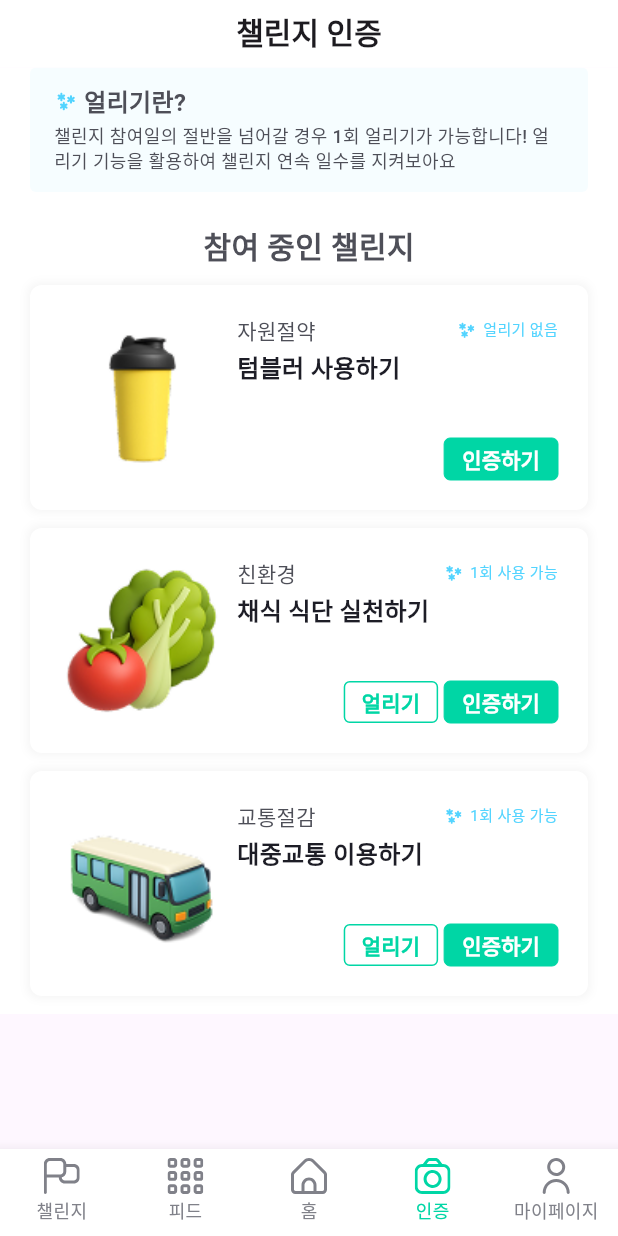
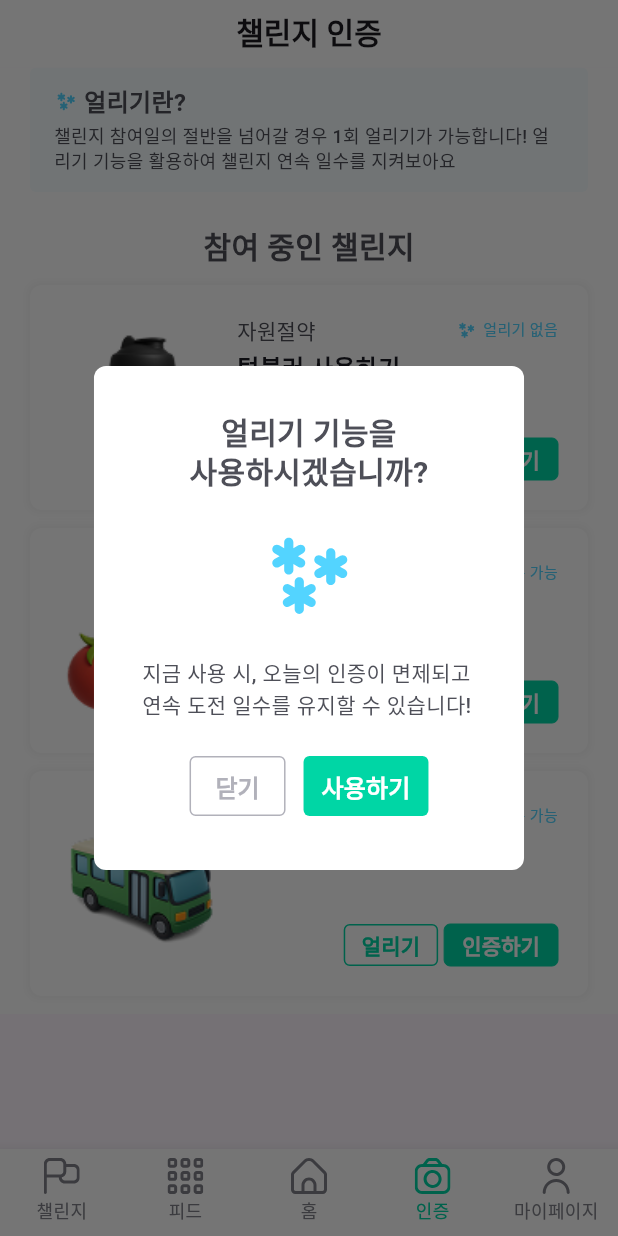
Before and after one commit to GDSC-DGU/2025-APAC-SolutionChallenge-Greenap, a Flutter app: the screen it shows after launch, item 4 of the bottom bar chosen, after a tap on "얼리기", on a phone screen of 412 x 824 dp. Run offline on Flutter 3.47's test engine with Material 3 defaults, Android fonts, the phone set to English and light mode, and no system bars; our stand-ins replace flutter_svg, get; Roboto replaces fonts that are missing (Pretendard); project files that could hold a hidden picture were left out.

Commit message:
✨ feat: 얼리기 기능 사용하기 팝업 추가

```diff
--- a/client/lib/views/verification/widgets/challenge_verification_card.dart
+++ b/client/lib/views/verification/widgets/challenge_verification_card.dart
@@ -7,6 +7,7 @@ import 'package:greenap/domain/models/my_challenge.dart';
 import 'package:flutter_svg/flutter_svg.dart';
 import 'package:greenap/views_model/verification/verification_view_model.dart';
 import 'package:greenap/widgets/common/common_button.dart';
+import 'use_ice_popup.dart';
 
 class ChallengeVerificationCard extends StatelessWidget {
   final MyChallengeModel challenge;
@@ -99,7 +100,22 @@ class ChallengeVerificationCard extends StatelessWidget {
                         challenge.iceCount > 0
                             ? CommonButton.outlined(
                               text: "얼리기",
-                              onPressed: () {},
+                              onPressed: () {
+                                showDialog(
+                                  context: context,
+                                  barrierDismissible: false,
+                                  builder:
+                                      (_) => UseIcePopup(
+                                        onClose: () {
+                                          Navigator.pop(context);
+                                        },
+                                        onUse: () {
+                                          // 얼리기 사용 로직
+                                          Navigator.pop(context);
+                                        },
+                                      ),
+                                );
+                              },
                             )
                             : const SizedBox.shrink(),
                         const SizedBox(width: 4),
--- /dev/null
+++ b/client/lib/views/verification/widgets/use_ice_popup.dart
@@ -0,0 +1,48 @@
+import 'package:flutter/material.dart';
+import 'package:flutter_svg/flutter_svg.dart';
+import 'package:greenap/config/color_system.dart';
+import 'package:greenap/config/font_system.dart';
+import 'package:greenap/widgets/common/base_popup_dialog.dart';
+import 'package:greenap/widgets/common/popup_action_button.dart';
+
+class UseIcePopup extends StatelessWidget {
+  final VoidCallback onClose;
+  final VoidCallback onUse;
+
+  const UseIcePopup({super.key, required this.onClose, required this.onUse});
+
+  @override
+  Widget build(BuildContext context) {
+    return BasePopupDialog(
+      child: _content(),
+      title: '얼리기 기능을\n사용하시겠습니까?',
+
+      actions: [
+        PopupActionButton(
+          text: '닫기',
+          onPressed: onClose,
+          type: ButtonStyleType.disabled,
+        ),
+        PopupActionButton(
+          text: '사용하기',
+          onPressed: onUse,
+          type: ButtonStyleType.primary,
+        ),
+      ],
+    );
+  }
+
+  Widget _content() {
+    return Column(
+      crossAxisAlignment: CrossAxisAlignment.center,
+      children: [
+        SvgPicture.asset('assets/icons/ice.svg', width: 70, height: 70),
+        SizedBox(height: 20),
+        Text(
+          '지금 사용 시, 오늘의 인증이 면제되고 \n연속 도전 일수를 유지할 수 있습니다!',
+          style: FontSystem.Body2.copyWith(color: ColorSystem.gray[700]),
+        ),
+      ],
+    );
+  }
+}
```
Also changed, not shown: client/lib/views/verification_upload/verification_upload_screen.dart (+5 -7 lines).
